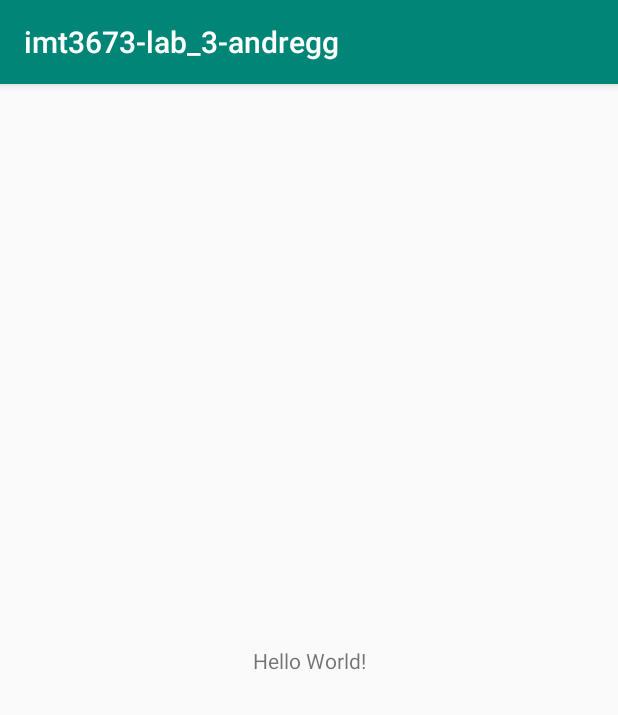
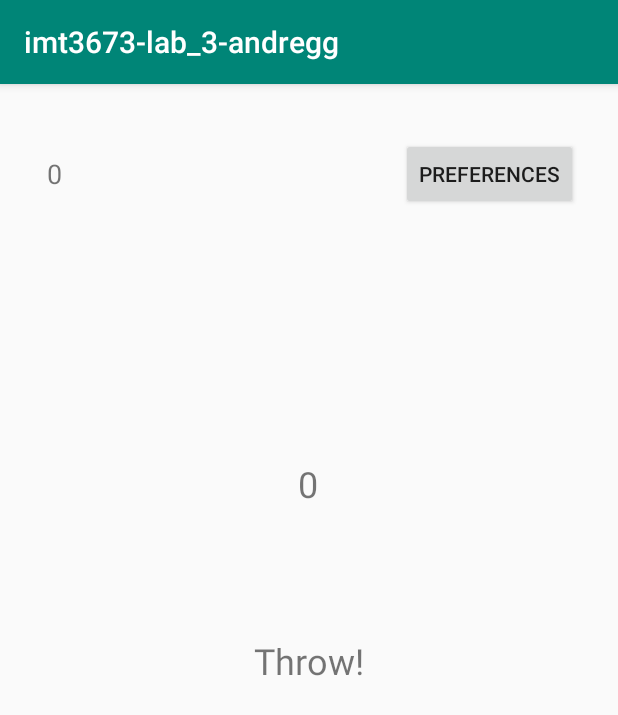
Before and after one commit to newtpuandre/imt3673-lab_3-andregg, an Android app: the screen it shows after launch (MainActivity), on a phone screen of 412 x 824 dp. Shown: the top 715 px of the screen. Run offline under Robolectric (Android 15) with nearby library versions, the phone set to English and light mode, and no system bars.

Commit message:
Added function for further use

```diff
--- a/app/src/main/java/local/andregg/lab_3/MainActivity.java
+++ b/app/src/main/java/local/andregg/lab_3/MainActivity.java
@@ -53,11 +53,16 @@ public class MainActivity extends AppCompatActivity implements SensorEventListen
             float ACC = (float) Math.sqrt(x*x + y*y + z*z) - EarthGravity;
 
             if (ACC >= 10) { //TODO: change to slider in preferences
-
+                float t = ACC / EarthGravity;
 
             }
         }
     }
 
+    public void heightCalculation(float acceleration, float time){
+        //Count to time and play sound
+
+        //Calculate height and get high score if it is higher
+    }
 
 }
--- a/app/src/main/res/layout/activity_main.xml
+++ b/app/src/main/res/layout/activity_main.xml
@@ -6,13 +6,68 @@
     android:layout_height="match_parent"
     tools:context=".MainActivity">
 
-    <TextView
+    <Button
+        android:id="@+id/preference_button"
         android:layout_width="wrap_content"
         android:layout_height="wrap_content"
-        android:text="Hello World!"
+        android:layout_marginStart="8dp"
+        android:layout_marginTop="8dp"
+        android:layout_marginEnd="8dp"
+        android:layout_marginBottom="8dp"
+        android:text="Preferences"
         app:layout_constraintBottom_toBottomOf="parent"
-        app:layout_constraintLeft_toLeftOf="parent"
-        app:layout_constraintRight_toRightOf="parent"
+        app:layout_constraintEnd_toEndOf="parent"
+        app:layout_constraintHorizontal_bias="0.934"
+        app:layout_constraintStart_toStartOf="parent"
+        app:layout_constraintTop_toTopOf="parent"
+        app:layout_constraintVertical_bias="0.04" />
+
+    <TextView
+        android:id="@+id/highscore_txt"
+        android:layout_width="wrap_content"
+        android:layout_height="wrap_content"
+        android:layout_marginStart="8dp"
+        android:layout_marginTop="8dp"
+        android:layout_marginEnd="8dp"
+        android:layout_marginBottom="8dp"
+        android:text="0"
+        android:textSize="18sp"
+        app:layout_constraintBottom_toBottomOf="parent"
+        app:layout_constraintEnd_toStartOf="@+id/preference_button"
+        app:layout_constraintHorizontal_bias="0.098"
+        app:layout_constraintStart_toStartOf="parent"
+        app:layout_constraintTop_toTopOf="parent"
+        app:layout_constraintVertical_bias="0.054" />
+
+    <TextView
+        android:id="@+id/throwstatus_txt"
+        android:layout_width="wrap_content"
+        android:layout_height="wrap_content"
+        android:layout_marginStart="8dp"
+        android:layout_marginTop="8dp"
+        android:layout_marginEnd="8dp"
+        android:layout_marginBottom="8dp"
+        android:text="Throw!"
+        android:textSize="24sp"
+        app:layout_constraintBottom_toBottomOf="parent"
+        app:layout_constraintEnd_toEndOf="parent"
+        app:layout_constraintStart_toStartOf="parent"
         app:layout_constraintTop_toTopOf="parent" />
 
+    <TextView
+        android:id="@+id/currentheight_txt"
+        android:layout_width="wrap_content"
+        android:layout_height="wrap_content"
+        android:layout_marginStart="8dp"
+        android:layout_marginTop="8dp"
+        android:layout_marginEnd="8dp"
+        android:layout_marginBottom="8dp"
+        android:text="0"
+        android:textSize="24sp"
+        app:layout_constraintBottom_toTopOf="@+id/throwstatus_txt"
+        app:layout_constraintEnd_toEndOf="parent"
+        app:layout_constraintHorizontal_bias="0.498"
+        app:layout_constraintStart_toStartOf="parent"
+        app:layout_constraintTop_toTopOf="parent"
+        app:layout_constraintVertical_bias="0.758" />
 </android.support.constraint.ConstraintLayout>
```
